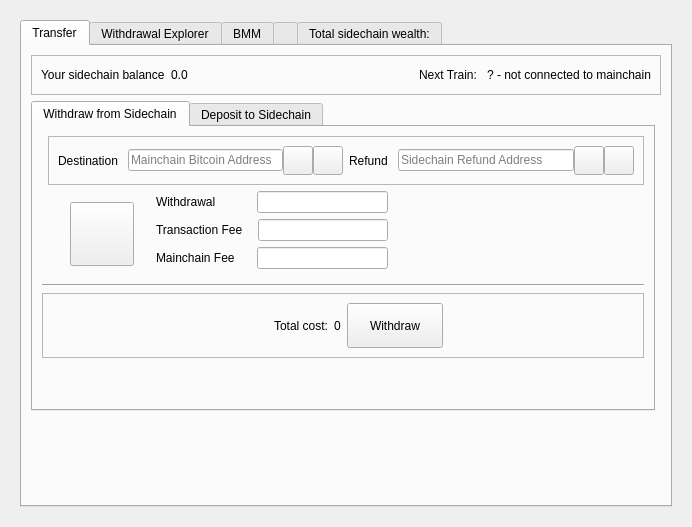
Old version of the form src/qt/forms/sidechainpage.ui in the repository skydogenet/sidechains.
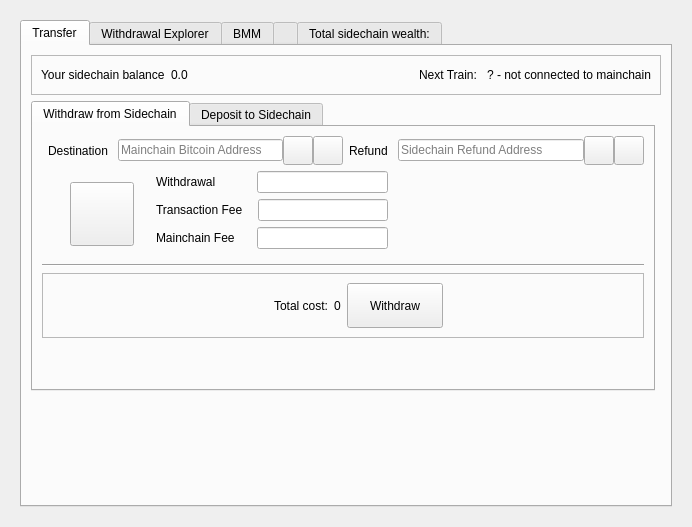
New version of the form. Icons and pictures are not drawn. Custom widgets are drawn as their Qt base class.

Commit message: Update sidechain page refund frame spacing

The edit to the form file:
```diff
--- a/src/qt/forms/sidechainpage.ui
+++ b/src/qt/forms/sidechainpage.ui
@@ -475,12 +475,27 @@
                <item row="0" column="1" colspan="6">
                 <widget class="QFrame" name="frame_14">
                  <property name="frameShape">
-                  <enum>QFrame::StyledPanel</enum>
+                  <enum>QFrame::NoFrame</enum>
                  </property>
                  <property name="frameShadow">
                   <enum>QFrame::Raised</enum>
                  </property>
+                 <property name="lineWidth">
+                  <number>0</number>
+                 </property>
                  <layout class="QHBoxLayout" name="horizontalLayout_5">
+                  <property name="leftMargin">
+                   <number>0</number>
+                  </property>
+                  <property name="topMargin">
+                   <number>0</number>
+                  </property>
+                  <property name="rightMargin">
+                   <number>0</number>
+                  </property>
+                  <property name="bottomMargin">
+                   <number>0</number>
+                  </property>
                   <item>
                    <layout class="QHBoxLayout" name="payToLayout">
                     <property name="spacing">
```
Left out of the diff: 10 changed lines with no effect on the pictures.
